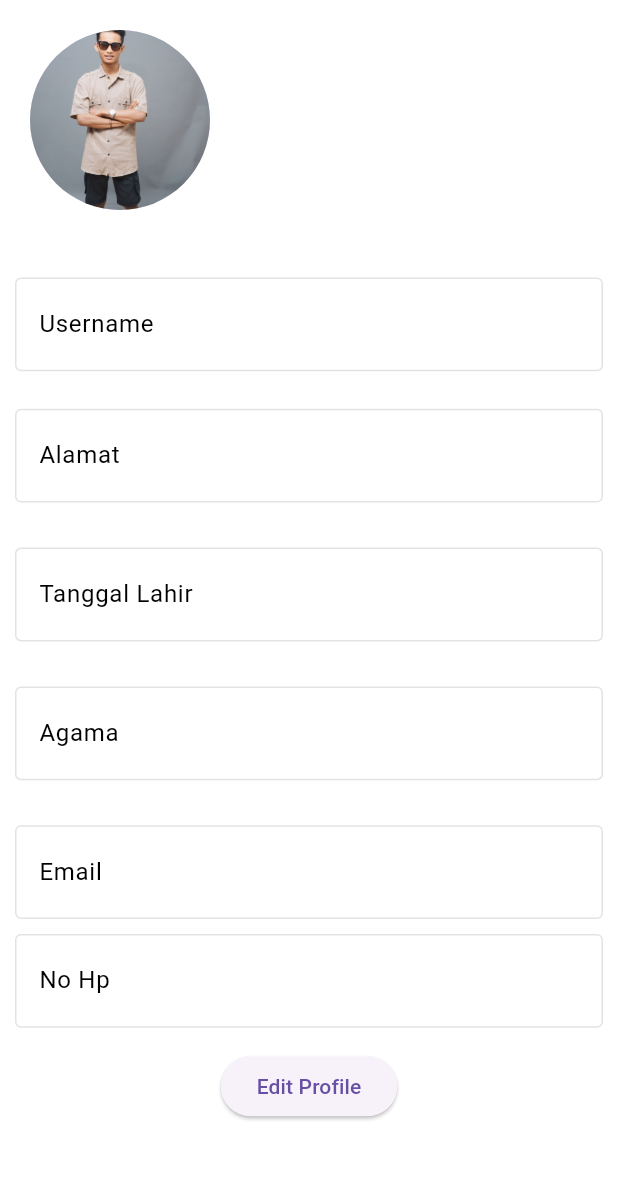
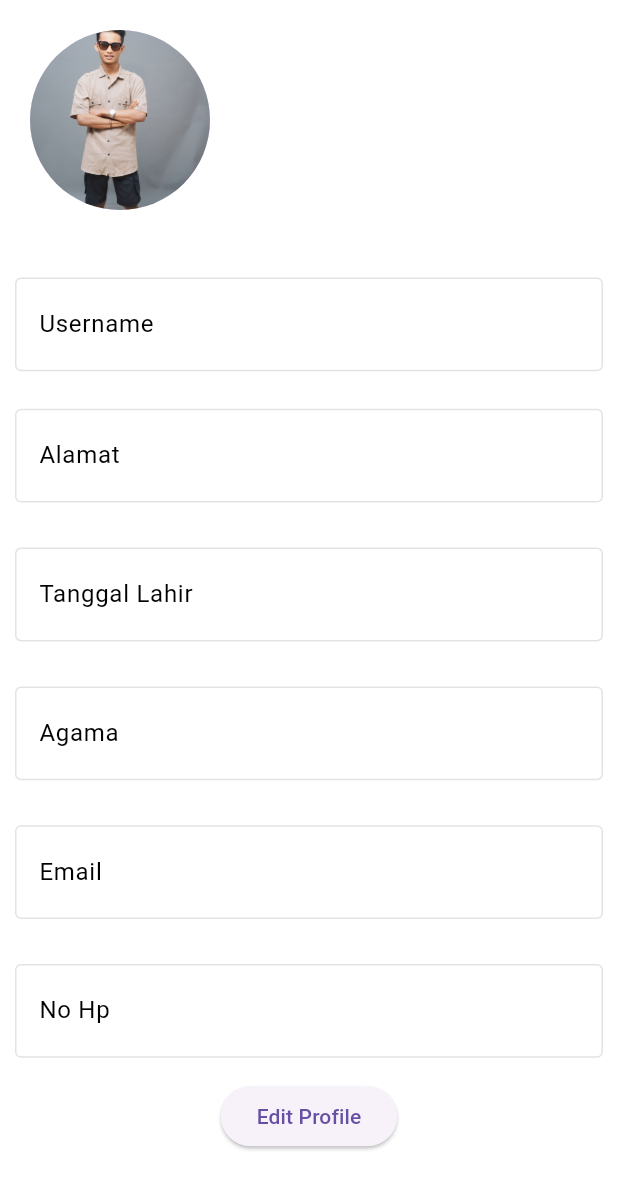
Before and after one commit to BHS-Fiks-Semester4/Fiks-Mobile, a Flutter app: the Profile screen opened directly with empty values, on a phone screen of 412 x 824 dp. Shown: the top 1189 px of the screen. Run offline on Flutter 3.47's test engine with Material 3 defaults, Android fonts, the phone set to English and light mode, and no system bars; our stand-ins replace sqflite, sqflite_common, sqflite_common_ffi; accounts and stored records are empty.

Commit message:
tabrakan pak perbaikan all

```diff
--- /dev/null
+++ b/lib/models/login_response/user.dart
@@ -0,0 +1,56 @@
+import 'dart:convert';
+
+class User {
+	int? id;
+	String? name;
+	String? email;
+	String? alamat;
+	String? username;
+	String? noHp;
+	String? agama;
+	String? tanggalLahir;
+
+	User({
+		this.id,
+		this.name,
+		this.email,
+		this.alamat,
+		this.username,
+		this.noHp,
+		this.agama,
+		this.tanggalLahir,
+	});
+
+	factory User.fromMap(Map<String, dynamic> data) => User(
+				id: data['id'] as int?,
+				name: data['name'] as String?,
+				email: data['email'] as String?,
+				alamat: data['alamat'] as String?,
+				username: data['username'] as String?,
+				noHp: data['no_hp'] as String?,
+				agama: data['agama'] as String?,
+				tanggalLahir: data['tanggal_lahir'] as String?,
+			);
+
+	Map<String, dynamic> toMap() => {
+				'id': id,
+				'name': name,
+				'email': email,
+				'alamat': alamat,
+				'username': username,
+				'no_hp': noHp,
+				'agama': agama,
+				'tanggal_lahir': tanggalLahir,
+			};
+
+  /// `dart:convert`
+  ///
+  /// Parses the string and returns the resulting Json object as [User].
+	factory User.fromJson(String data) {
+		return User.fromMap(json.decode(data) as Map<String, dynamic>);
+	}
+  /// `dart:convert`
+  ///
+  /// Converts [User] to a JSON string.
+	String toJson() => json.encode(toMap());
+}
--- a/lib/view/Profile.dart
+++ b/lib/view/Profile.dart
@@ -1,17 +1,12 @@
 import 'package:flutter/material.dart';
-import 'package:mobile/models/user.dart';
 import 'package:mobile/view/editprofile.dart';
-import 'package:mobile/models/loginrespon.dart';
+import 'package:mobile/models/login_response/user.dart';
 
-class Profile extends StatefulWidget {
-  final Loginrespon user;
+class Profile extends StatelessWidget {
+  final User user;
+
   const Profile({Key? key, required this.user}) : super(key: key);
 
-  @override
-  State<Profile> createState() => _ProfileState();
-}
-
-class _ProfileState extends State<Profile> {
   @override
   Widget build(BuildContext context) {
     return Scaffold(
@@ -35,7 +30,7 @@ class _ProfileState extends State<Profile> {
                       crossAxisAlignment: CrossAxisAlignment.start,
                       children: [
                         Text(
-                          widget.user.name??'',
+                          user.name ?? '',
                           style: TextStyle(
                             fontSize: 24,
                             fontWeight: FontWeight.bold,
@@ -47,113 +42,24 @@ class _ProfileState extends State<Profile> {
                 ),
               ),
               SizedBox(height: 20),
-              Container(
-                width: 430,
-                padding: const EdgeInsets.fromLTRB(10, 5, 10, 5),
-                child: TextField(
-                  controller:
-                      TextEditingController(text: '${widget.user.username}'),
-                  style: TextStyle(fontSize: 16, color: Colors.black),
-                  enabled: false,
-                  decoration: InputDecoration(
-                    border: OutlineInputBorder(),
-                    labelText: 'Username',
-                    prefix: Icon(Icons.person),
-                    labelStyle: TextStyle(color: Colors.black),
-                  ),
-                ),
-              ),
+              buildTextField('Username', user.username),
               SizedBox(height: 15),
-              Container(
-                width: 430,
-                padding: const EdgeInsets.fromLTRB(10, 5, 10, 5),
-                child: TextField(
-                  controller:
-                      TextEditingController(text: '${widget.user.alamat}'),
-                  style: TextStyle(fontSize: 16, color: Colors.black),
-                  enabled: false,
-                  decoration: InputDecoration(
-                    border: OutlineInputBorder(),
-                    labelText: 'Alamat',
-                    prefix: Icon(Icons.location_city),
-                    labelStyle: TextStyle(color: Colors.black),
-                  ),
-                ),
-              ),
+              buildTextField('Alamat', user.alamat),
               SizedBox(height: 20),
-              Container(
-                width: 430,
-                padding: const EdgeInsets.fromLTRB(10, 5, 10, 5),
-                child: TextField(
-                  controller: TextEditingController(
-                      text: '${widget.user.tanggalLahir}'),
-                  style: TextStyle(fontSize: 16, color: Colors.black),
-                  enabled: false,
-                  decoration: InputDecoration(
-                    border: OutlineInputBorder(),
-                    labelText: 'Tanggal Lahir',
-                    prefix: Icon(Icons.person),
-                    labelStyle: TextStyle(color: Colors.black),
-                  ),
-                ),
-              ),
+              buildTextField('Tanggal Lahir', user.tanggalLahir),
               SizedBox(height: 20),
-              Container(
-                width: 430,
-                padding: const EdgeInsets.fromLTRB(10, 5, 10, 5),
-                child: TextField(
-                  controller:
-                      TextEditingController(text: '${widget.user.agama}'),
-                  style: TextStyle(fontSize: 16, color: Colors.black),
-                  enabled: false,
-                  decoration: InputDecoration(
-                    border: OutlineInputBorder(),
-                    labelText: 'Agama',
-                    prefix: Icon(Icons.person),
-                    labelStyle: TextStyle(color: Colors.black),
-                  ),
-                ),
-              ),
+              buildTextField('Agama', user.agama),
               SizedBox(height: 20),
-              Container(
-                width: 430,
-                padding: const EdgeInsets.fromLTRB(10, 5, 10, 5),
-                child: TextField(
-                  controller:
-                      TextEditingController(text: '${widget.user.email}'),
-                  style: TextStyle(fontSize: 16, color: Colors.black),
-                  enabled: false,
-                  decoration: InputDecoration(
-                    border: OutlineInputBorder(),
-                    labelText: 'Email',
-                    prefix: Icon(Icons.person),
-                    labelStyle: TextStyle(color: Colors.black),
-                  ),
-                ),
-              ),
-              Container(
-                width: 430,
-                padding: const EdgeInsets.fromLTRB(10, 5, 10, 5),
-                child: TextField(
-                  controller:
-                      TextEditingController(text: '${widget.user.noHp}'),
-                  style: TextStyle(fontSize: 16, color: Colors.black),
-                  enabled: false,
-                  decoration: InputDecoration(
-                    border: OutlineInputBorder(),
-                    labelText: 'No Hp',
-                    prefix: Icon(Icons.person),
-                    labelStyle: TextStyle(color: Colors.black),
-                  ),
-                ),
-              ),
+              buildTextField('Email', user.email),
+              SizedBox(height: 20),
+              buildTextField('No Hp', user.noHp),
               SizedBox(height: 10),
               ElevatedButton(
                 onPressed: () {
                   Navigator.push(
                     context,
                     MaterialPageRoute(
-                    builder: (context) => EditProfile(currentUser: widget.user),
+                      builder: (context) => EditProfile(currentUser: user),
                     ),
                   );
                 },
@@ -165,4 +71,22 @@ class _ProfileState extends State<Profile> {
       ),
     );
   }
+
+  Widget buildTextField(String labelText, String? value) {
+    return Container(
+      width: 430,
+      padding: const EdgeInsets.fromLTRB(10, 5, 10, 5),
+      child: TextField(
+        controller: TextEditingController(text: value),
+        style: TextStyle(fontSize: 16, color: Colors.black),
+        enabled: false,
+        decoration: InputDecoration(
+          border: OutlineInputBorder(),
+          labelText: labelText,
+          prefix: Icon(Icons.person),
+          labelStyle: TextStyle(color: Colors.black),
+        ),
+      ),
+    );
   }
+}
```
Also changed, not shown: lib/DatabaseHelper.dart (deleted, +0 -81 lines), lib/HomePage.dart (+9 -5 lines), lib/main.dart (+8 -7 lines), lib/models/login_response/login_response.dart (added, +36 -0 lines), lib/models/user.dart (deleted, +0 -30 lines), lib/view/DatabaseHelper.dart (added, +39 -0 lines), lib/view/editprofile.dart (+16 -37 lines), lib/models/user.g.dart (deleted), 3 other files. Lines whose indentation alone changed are shown as unchanged.
